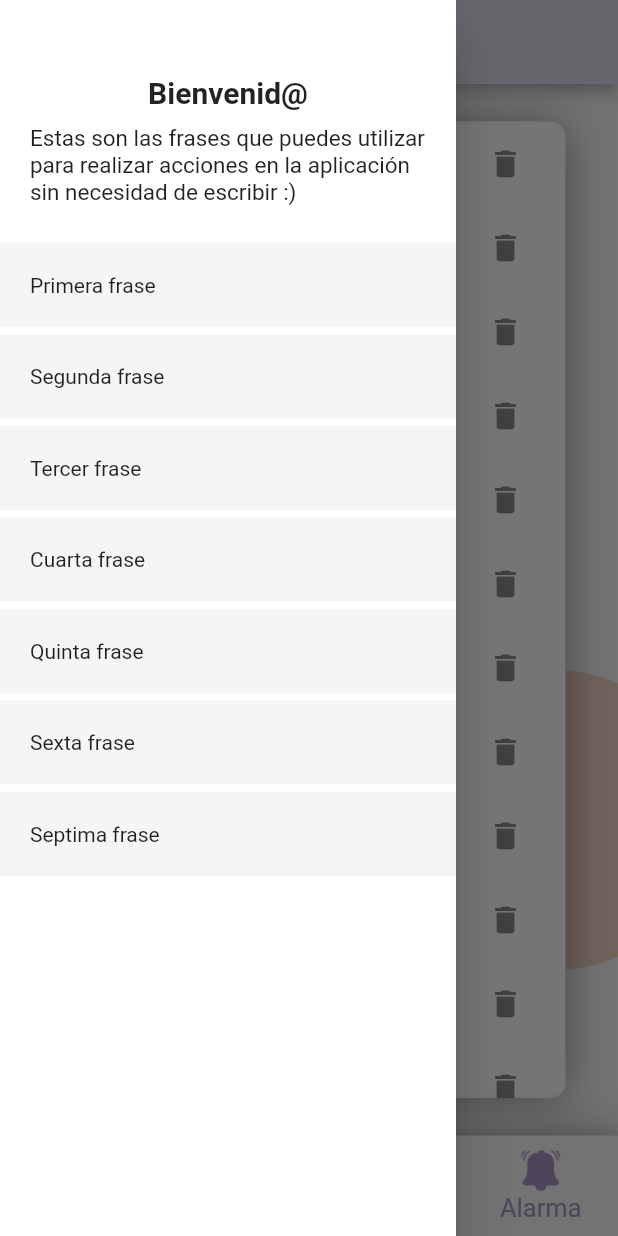
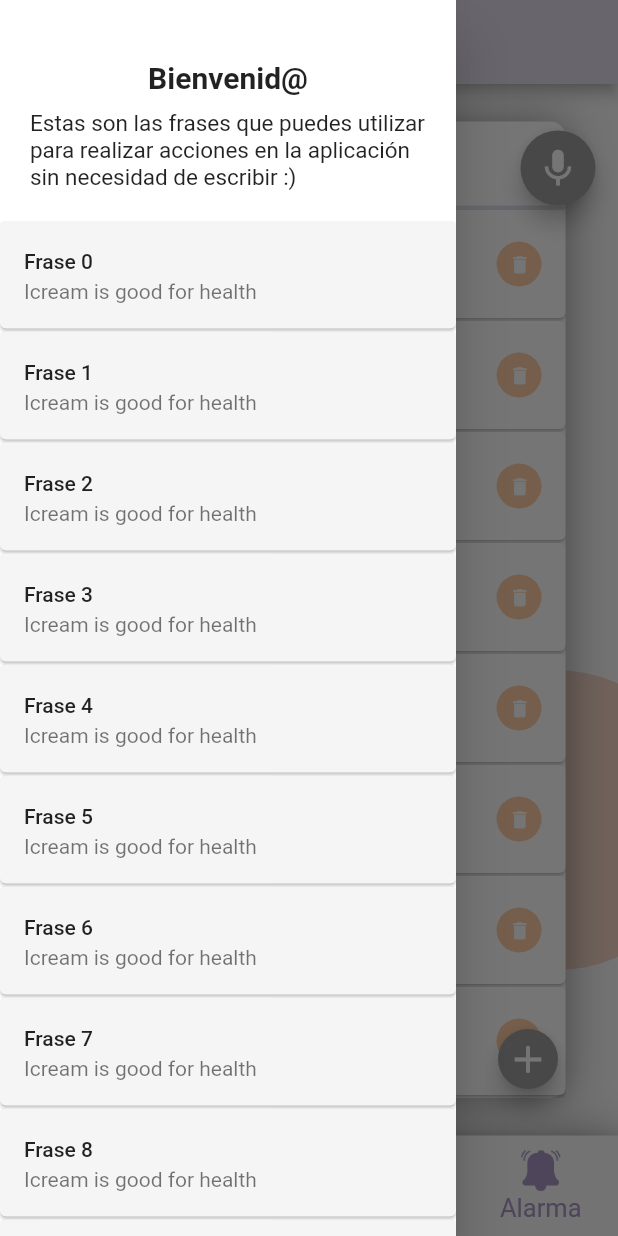
Before and after one commit to MicaelaGordillo/agenda_project, a Flutter app: the screen it shows after launch, with the side drawer open, on a phone screen of 412 x 824 dp. Run offline on Flutter 3.47's test engine with Material 2 defaults, Android fonts, the phone set to English and light mode, and no system bars; our stand-ins replace sticky_headers.

Commit message:
Intefaz tareas

```diff
--- a/lib/screens/screen_tareas.dart
+++ b/lib/screens/screen_tareas.dart
@@ -1,7 +1,5 @@
-import 'dart:ffi';
-
-import 'package:flutter/cupertino.dart';
 import 'package:flutter/material.dart';
+import 'package:sticky_headers/sticky_headers/widget.dart';
 
 class ScreenWork extends StatefulWidget {
   const ScreenWork({Key? key}) : super(key: key);
@@ -12,9 +10,9 @@ class ScreenWork extends StatefulWidget {
 
 class _ScreenWorkState extends State<ScreenWork> {
   int _selectedIndex = 0;
-  //late List<String> tareas = [];
   bool isChecked = false;
   final tareas = List<String>.generate(10000, (i) => "Tarea $i");
+  final frases = List<String>.generate(20, (i) => "Frase $i");
 
   void _onItemTapped(int index) {
     setState(() {
@@ -34,7 +32,7 @@ class _ScreenWorkState extends State<ScreenWork> {
             child: Column(
               children: [
                 Container(
-                  margin: const EdgeInsets.only(top:30),
+                  margin: const EdgeInsets.only(top:20, bottom: 0),
                   padding: const EdgeInsets.all(20),
                   width: double.infinity,//Toma el largo horizontal
                   //color: Colors.grey[100], //Color de fondo
@@ -54,54 +52,18 @@ class _ScreenWorkState extends State<ScreenWork> {
                     ],
                   ),
                 ),
-                Container(
-                  margin: const EdgeInsets.only(top:5),
-                  padding: const EdgeInsets.all(20),
-                  width: double.infinity,
+                Expanded(
+                    child: ListView.builder(
+                      itemCount: frases.length,
+                      itemBuilder: (context, index) => Card(
+                        margin: const EdgeInsets.only(bottom: 2),
                         color: Colors.grey[100],
-                  child: const Text('Primera frase'),
+                        child: ListTile(
+                          title: Text('${frases[index]}'),
+                          subtitle: Text('Icream is good for health'),
                         ),
-                Container(
-                  margin: const EdgeInsets.only(top:5),
-                  padding: const EdgeInsets.all(20),
-                  width: double.infinity,
-                  color: Colors.grey[100],
-                  child: const Text('Segunda frase'),
                       ),
-                Container(
-                  margin: const EdgeInsets.only(top:5),
-                  padding: const EdgeInsets.all(20),
-                  width: double.infinity,
-                  color: Colors.grey[100],
-                  child: const Text('Tercer frase'),
                     ),
-                Container(
-                  margin: const EdgeInsets.only(top:5),
-                  padding: const EdgeInsets.all(20),
-                  width: double.infinity,
-                  color: Colors.grey[100],
-                  child: const Text('Cuarta frase'),
-                ),
-                Container(
-                  margin: const EdgeInsets.only(top:5),
-                  padding: const EdgeInsets.all(20),
-                  width: double.infinity,
-                  color: Colors.grey[100],
-                  child: const Text('Quinta frase'),
-                ),
-                Container(
-                  margin: const EdgeInsets.only(top:5),
-                  padding: const EdgeInsets.all(20),
-                  width: double.infinity,
-                  color: Colors.grey[100],
-                  child: const Text('Sexta frase'),
-                ),
-                Container(
-                  margin: const EdgeInsets.only(top:5),
-                  padding: const EdgeInsets.all(20),
-                  width: double.infinity,
-                  color: Colors.grey[100],
-                  child: const Text('Septima frase'),
                 ),
               ],
             ),
@@ -132,10 +94,35 @@ class _ScreenWorkState extends State<ScreenWork> {
                 )
               ],
             ),
+            child: Column(
+              children: [
+                Container(
+                  decoration: const BoxDecoration(
+                    border: Border(
+                      bottom: BorderSide(
+                        color: Color.fromRGBO(226, 221, 235, 100),
+                        width: 3.0,
+                      ),
+                    )
+                  ),
+                  child: ListTile(
+                    leading: Image.asset('assets/check.png', height: 35),
+                    title: const Text(
+                      'Todas las tareas',
+                      style: TextStyle(
+                          color: Colors.grey,
+                          fontSize: 20,
+                          fontWeight: FontWeight.bold,
+                      ),
+                    ),
+                  ),
+                ),
+                Expanded(
                     child: ListView.builder(
                       itemCount: tareas.length,
-              itemBuilder: (context, index) {
-                return ListTile(
+                      itemBuilder: (context, index) => Card(
+                        margin: const EdgeInsets.only(bottom: 2),
+                        child: ListTile(
                           leading: Checkbox(
                             activeColor: const Color.fromRGBO(170, 218, 199, 100),
                             value: isChecked,
@@ -147,16 +134,28 @@ class _ScreenWorkState extends State<ScreenWork> {
                             },
                           ),
                           title: Text('${tareas[index]}'),
-                  trailing: IconButton(
+                          subtitle: Text('Icream is good for health'),
+                          trailing: CircleAvatar(
+                            backgroundColor: const Color.fromRGBO(255, 204, 163, 100),
+                            radius: 15,
+                            child: IconButton(
                               onPressed: (){
                                 setState(() {
                                   print(index);
                                 });
                               },
-                      icon: Icon(Icons.delete)
+                              icon: const Icon(
+                                Icons.delete,
+                                color: Colors.white,
+                                size: 15,
                               ),
-                );
-              },
+                            ),
+                          ),
+                        ),
+                      ),
+                    ),
+                ),
+              ],
             ),
           ),
         ),
@@ -186,6 +185,51 @@ class _ScreenWorkState extends State<ScreenWork> {
               iconSize: 30,
               onTap: _onItemTapped,
             ),
+        ),
+        /*floatingActionButton: Container(
+          height: 40,
+          width: 40,
+          child: FloatingActionButton(
+            child: Icon(Icons.add, size: 30,),
+            backgroundColor: Colors.grey,
+            onPressed: (){
+            },
+          ),
+        ),*/
+        floatingActionButtonLocation: FloatingActionButtonLocation.centerFloat,
+        floatingActionButton: Stack(
+          children: [
+            Positioned(
+              right: 15,
+              top: 170,
+              child: Container(
+                height: 50,
+                width: 50,
+                child: FloatingActionButton(
+                  child: const Icon(Icons.mic, size: 30,),
+                  backgroundColor: Colors.grey,
+                  onPressed: (){
+                  },
+                ),
+              ),
+            ),
+            Positioned(
+              bottom: 15,
+              right: 40,
+              child: Container(
+                height: 40,
+                width: 40,
+                child: FloatingActionButton(
+                  child: const Icon(Icons.add, size: 30,),
+                  backgroundColor: Colors.grey,
+                  onPressed: (){
+                  },
+                ),
+              ),
+            ),
+            // Add more floating buttons if you want
+            // There is no limit
+          ],
         ),
       ),
     );
--- a/pubspec.yaml
+++ b/pubspec.yaml
@@ -34,6 +34,7 @@ dependencies:
   # The following adds the Cupertino Icons font to your application.
   # Use with the CupertinoIcons class for iOS style icons.
   cupertino_icons: ^1.0.2
+  sticky_headers: ^0.3.0+2
 
 dev_dependencies:
   flutter_test:
```
Also changed, not shown: lib/screens/screen_inicio.dart (deleted), pubspec.lock. Lines whose indentation alone changed are shown as unchanged.
